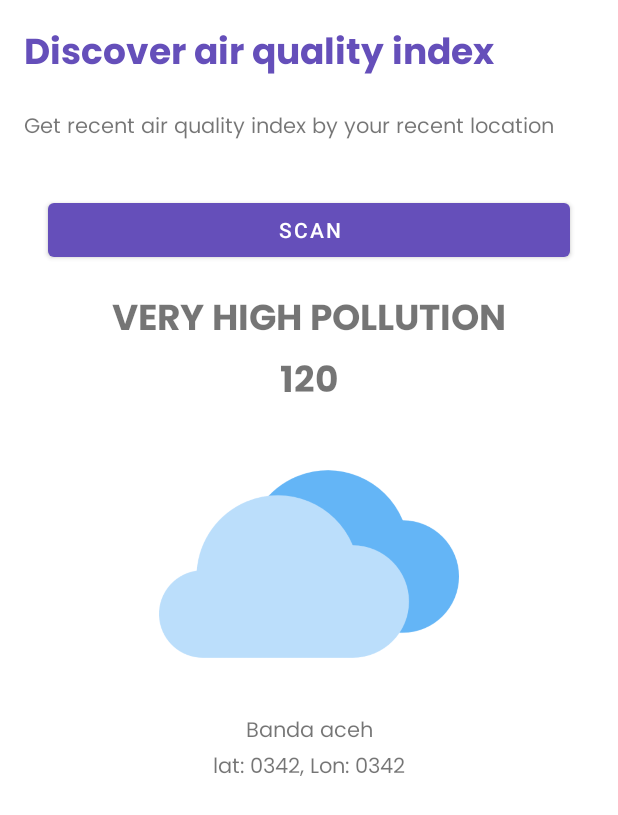
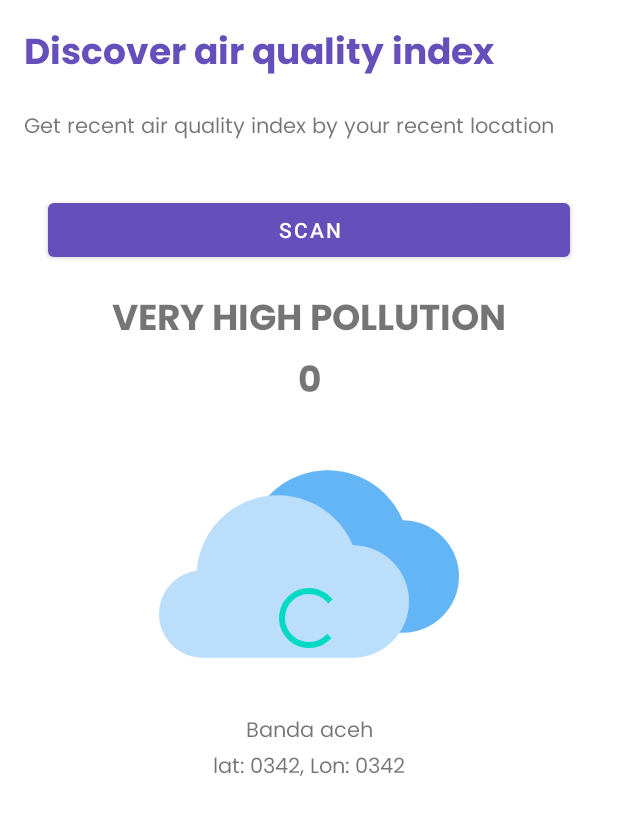
Before and after one commit to DaffRazan/Lunion, an Android app: the layout fragment_air_quality.xml on its own in the app's theme, with its tools: preview values and no code run, on a phone screen of 412 x 824 dp. Shown: the top 815 px of the screen. Run offline under Robolectric (Android 15) with nearby library versions, the phone set to English and light mode, and no system bars.

Commit message:
make request air quality API(retrofit) and range aqi

```diff
--- /dev/null
+++ b/Android Development/LunionApp/app/src/main/java/com/lunion/lunionapp/data/response/air/AirQualityResponse.kt
@@ -0,0 +1,5 @@
+package com.lunion.lunionapp.data.response.air
+
+data class AirQualityResponse(
+    val data: List<Data>
+)
--- a/Android Development/LunionApp/app/src/main/java/com/lunion/lunionapp/data/response/Article.kt
+++ b/Android Development/LunionApp/app/src/main/java/com/lunion/lunionapp/data/response/news/Article.kt
@@ -1,4 +1,4 @@
-package com.lunion.lunionapp.data.response
+package com.lunion.lunionapp.data.response.news
 
 
 data class Article(
--- a/Android Development/LunionApp/app/src/main/java/com/lunion/lunionapp/data/response/NewsResponse.kt
+++ b/Android Development/LunionApp/app/src/main/java/com/lunion/lunionapp/data/response/news/NewsResponse.kt
@@ -1,4 +1,4 @@
-package com.lunion.lunionapp.data.response
+package com.lunion.lunionapp.data.response.news
 
 data class NewsResponse(
     val articles: List<Article>
--- a/Android Development/LunionApp/app/src/main/java/com/lunion/lunionapp/data/response/Source.kt
+++ b/Android Development/LunionApp/app/src/main/java/com/lunion/lunionapp/data/response/news/Source.kt
@@ -1,4 +1,4 @@
-package com.lunion.lunionapp.data.response
+package com.lunion.lunionapp.data.response.news
 
 data class Source(
     val id: String,
--- a/Android Development/LunionApp/app/src/main/java/com/lunion/lunionapp/data/retrofit/ApiService.kt
+++ b/Android Development/LunionApp/app/src/main/java/com/lunion/lunionapp/data/retrofit/ApiService.kt
@@ -1,6 +1,6 @@
 package com.lunion.lunionapp.data.retrofit
 
-import com.lunion.lunionapp.data.response.NewsResponse
+import com.lunion.lunionapp.data.response.news.NewsResponse
 import retrofit2.Call
 import retrofit2.http.GET
 import retrofit2.http.Query
--- a/Android Development/LunionApp/app/src/main/java/com/lunion/lunionapp/di/Injection.kt
+++ b/Android Development/LunionApp/app/src/main/java/com/lunion/lunionapp/di/Injection.kt
@@ -6,7 +6,7 @@ import com.lunion.lunionapp.data.retrofit.ApiConfig
 object Injection {
 
     fun provideRepository(): LunionRepository{
-        return LunionRepository.getInstance(ApiConfig.make())
+        return LunionRepository.getInstance(ApiConfig.make(), ApiConfig.makeAirQuality())
     }
 
 }
--- a/Android Development/LunionApp/app/src/main/java/com/lunion/lunionapp/ui/NewsFragment.kt
+++ b/Android Development/LunionApp/app/src/main/java/com/lunion/lunionapp/ui/NewsFragment.kt
@@ -8,10 +8,8 @@ import android.view.ViewGroup
 import androidx.fragment.app.Fragment
 import androidx.lifecycle.ViewModelProvider
 import androidx.recyclerview.widget.LinearLayoutManager
-import com.lunion.lunionapp.data.response.Article
-import com.lunion.lunionapp.data.response.Source
+import com.lunion.lunionapp.data.response.news.Article
 import com.lunion.lunionapp.databinding.FragmentNewsBinding
-import com.lunion.lunionapp.model.NewsModel
 import com.lunion.lunionapp.ui.adapter.NewsAdapter
 import com.lunion.lunionapp.utils.DataMapper
 import com.lunion.lunionapp.viewmodel.NewsViewModel
--- a/Android Development/LunionApp/app/src/main/java/com/lunion/lunionapp/ui/adapter/NewsAdapter.kt
+++ b/Android Development/LunionApp/app/src/main/java/com/lunion/lunionapp/ui/adapter/NewsAdapter.kt
@@ -4,7 +4,7 @@ import android.view.LayoutInflater
 import android.view.ViewGroup
 import androidx.recyclerview.widget.RecyclerView
 import com.bumptech.glide.Glide
-import com.lunion.lunionapp.data.response.Article
+import com.lunion.lunionapp.data.response.news.Article
 import com.lunion.lunionapp.databinding.ItemsNewsBinding
 
 class NewsAdapter : RecyclerView.Adapter<NewsAdapter.ListViewHolder>() {
--- a/Android Development/LunionApp/app/src/main/java/com/lunion/lunionapp/utils/DataMapper.kt
+++ b/Android Development/LunionApp/app/src/main/java/com/lunion/lunionapp/utils/DataMapper.kt
@@ -1,6 +1,6 @@
 package com.lunion.lunionapp.utils
 
-import com.lunion.lunionapp.data.response.Article
+import com.lunion.lunionapp.data.response.news.Article
 import com.lunion.lunionapp.model.NewsModel
 
 object DataMapper{
--- a/Android Development/LunionApp/app/src/main/java/com/lunion/lunionapp/viewmodel/NewsViewModel.kt
+++ b/Android Development/LunionApp/app/src/main/java/com/lunion/lunionapp/viewmodel/NewsViewModel.kt
@@ -3,7 +3,7 @@ package com.lunion.lunionapp.viewmodel
 import androidx.lifecycle.LiveData
 import androidx.lifecycle.ViewModel
 import com.lunion.lunionapp.data.LunionRepository
-import com.lunion.lunionapp.data.response.Article
+import com.lunion.lunionapp.data.response.news.Article
 
 class NewsViewModel(private val repository: LunionRepository):  ViewModel() {
 
--- a/Android Development/LunionApp/app/src/main/java/com/lunion/lunionapp/viewmodel/ViewModelFactory.kt
+++ b/Android Development/LunionApp/app/src/main/java/com/lunion/lunionapp/viewmodel/ViewModelFactory.kt
@@ -22,6 +22,9 @@ class ViewModelFactory private constructor(private val repository: LunionReposit
             modelClass.isAssignableFrom(NewsViewModel::class.java)->{
                 NewsViewModel(repository) as T
             }
+            modelClass.isAssignableFrom(AirQualityViewModel::class.java)->{
+                AirQualityViewModel(repository) as T
+            }
             else -> throw Throwable("UnKnow ViewModel class: " + modelClass.name)
         }
     }
--- a/Android Development/LunionApp/app/src/main/res/layout/fragment_air_quality.xml
+++ b/Android Development/LunionApp/app/src/main/res/layout/fragment_air_quality.xml
@@ -51,6 +51,8 @@
         android:layout_height="wrap_content"
         android:layout_marginTop="16dp"
         android:fontFamily="@font/poppins_bold"
+        android:visibility="invisible"
+        tools:visibility="visible"
         android:gravity="center"
         android:text="@string/text_type_aqi"
         android:textSize="24sp"
@@ -62,6 +64,8 @@
         android:id="@+id/result_number_aqi"
         android:layout_width="wrap_content"
         android:layout_height="wrap_content"
+        android:visibility="invisible"
+        tools:visibility="visible"
         android:fontFamily="@font/poppins_bold"
         android:gravity="center"
         android:text="@string/text_number_aqi"
@@ -86,6 +90,8 @@
         android:layout_height="wrap_content"
         android:fontFamily="@font/poppins_regular"
         android:gravity="center"
+        android:visibility="invisible"
+        tools:visibility="visible"
         android:text="Banda aceh"
         android:textSize="14sp"
         app:layout_constraintEnd_toEndOf="parent"
@@ -100,8 +106,19 @@
         android:gravity="center"
         android:text="lat: 0342, Lon: 0342"
         android:textSize="14sp"
+        android:visibility="invisible"
+        tools:visibility="visible"
         app:layout_constraintEnd_toEndOf="parent"
         app:layout_constraintStart_toStartOf="parent"
         app:layout_constraintTop_toBottomOf="@+id/location" />
 
+    <ProgressBar
+        android:id="@+id/progress_bar"
+        android:layout_width="wrap_content"
+        android:layout_height="wrap_content"
+        app:layout_constraintBottom_toBottomOf="parent"
+        app:layout_constraintEnd_toEndOf="parent"
+        app:layout_constraintStart_toStartOf="parent"
+        app:layout_constraintTop_toTopOf="parent" />
+
 </androidx.constraintlayout.widget.ConstraintLayout>
--- a/Android Development/LunionApp/app/src/main/res/values/strings.xml
+++ b/Android Development/LunionApp/app/src/main/res/values/strings.xml
@@ -16,7 +16,7 @@
     <string name="text_air_page2">Get recent air quality index by your recent location</string>
     <string name="text_btn_scan">Scan</string>
     <string name="cd_aq">img air</string>
-    <string name="text_number_aqi">120</string>
+    <string name="text_number_aqi">0</string>
     <string name="text_type_aqi">VERY HIGH POLLUTION</string>
     <string name="text_update_time_ago">Update: 15 seconds ago</string>
     <string name="cd_items_news">img news</string>
```
Also changed, not shown: Android Development/LunionApp/app/src/main/java/com/lunion/lunionapp/data/LunionRepository.kt (+27 -6 lines), Android Development/LunionApp/app/src/main/java/com/lunion/lunionapp/data/response/air/Data.kt (added, +16 -0 lines), Android Development/LunionApp/app/src/main/java/com/lunion/lunionapp/data/retrofit/ApiConfig.kt (+9 -0 lines), Android Development/LunionApp/app/src/main/java/com/lunion/lunionapp/data/retrofit/ApiServiceAirQuality.kt (added, +13 -0 lines), Android Development/LunionApp/app/src/main/java/com/lunion/lunionapp/ui/AirQualityFragment.kt (+62 -5 lines), Android Development/LunionApp/app/src/main/java/com/lunion/lunionapp/viewmodel/AirQualityViewModel.kt (added, +19 -0 lines).
